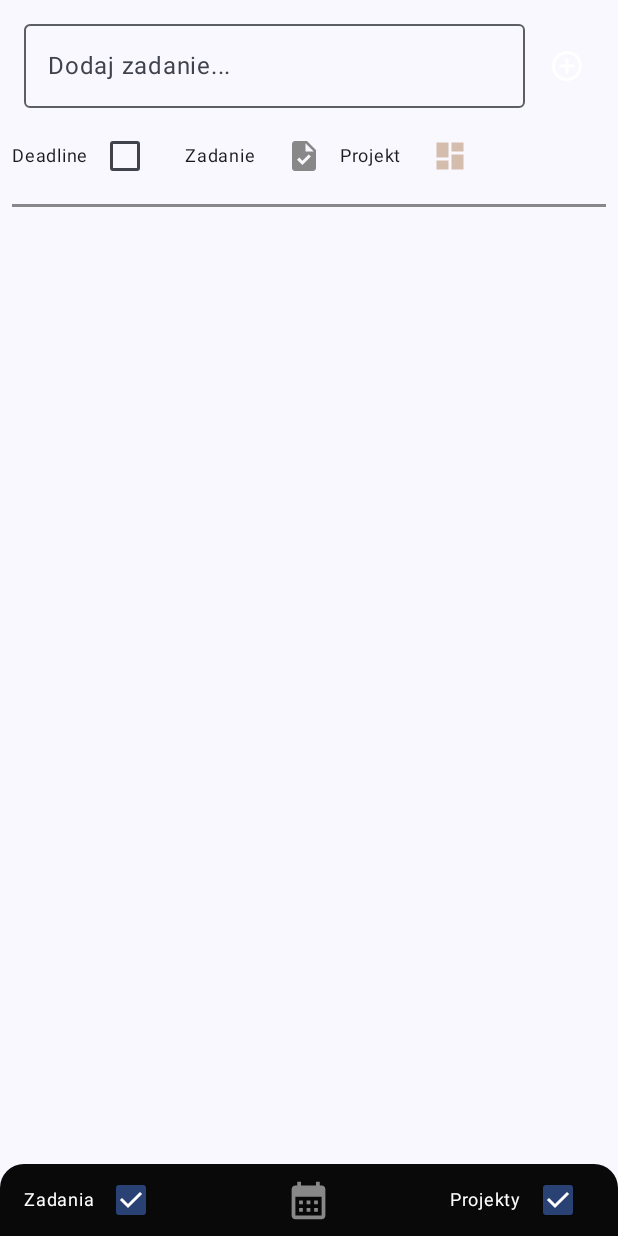
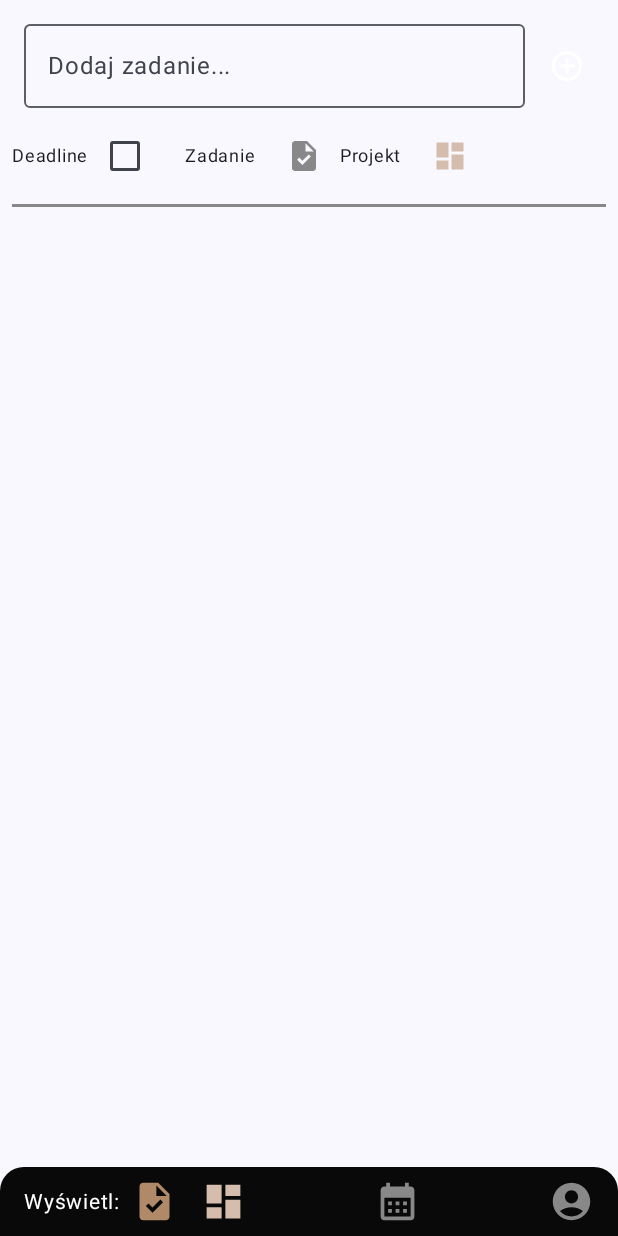
Before and after one commit to Radzio310/2DoApp, an Android app built with Jetpack Compose: the screen it shows after launch (MainActivity), after a tap on "Task", on a phone screen of 412 x 824 dp. Run offline under Robolectric (Android 15) with nearby library versions, the phone set to English and light mode, and no system bars; our stand-ins replace livedata-compose; 1 statement that could not run was skipped.

Commit message:
dolny pasek design

```diff
--- a/app/src/main/java/com/example/todoapp2/ToDoListPage.kt
+++ b/app/src/main/java/com/example/todoapp2/ToDoListPage.kt
@@ -303,54 +303,12 @@ fun TodoListPage(viewModel: TodoViewModel, context: Context) {
 
         Spacer(modifier = Modifier.weight(1f)) // Wypełnia całą przestrzeń do dołu
 
-        // Dolny pasek z checkboxami
-        Box(
-            modifier = Modifier
-                .fillMaxWidth()
-                .padding(0.dp)
-        ) {
-            Row(
-                modifier = Modifier
-                    .fillMaxWidth()
-                    .padding(0.dp)
-                    .clip(RoundedCornerShape(topStart = 16.dp, topEnd = 16.dp)) // Zagięte górne rogi
-                    .background(Color(0xFF090909)),
-                horizontalArrangement = Arrangement.SpaceBetween,
-                verticalAlignment = Alignment.CenterVertically
-            ) {
-                // Zadania checkbox z marginesem
-                Row(
-                    modifier = Modifier.padding(start = 16.dp), // Dodaj margines od lewej
-                    verticalAlignment = Alignment.CenterVertically
-                ) {
-                    Text(text = "Zadania", fontSize = 12.sp, color = Color.White)
-                    Checkbox(
-                        checked = showTasks,
-                        onCheckedChange = { showTasks = it }
-                    )
-                }
-
-                // Kalendarz w centrum
-                Icon(
-                    painter = painterResource(id = R.drawable.ic_calendar_view), // Zmien na odpowiednią ikonę kalendarza
-                    contentDescription = "Calendar Icon",
-                    tint = Color.Gray,
-                    modifier = Modifier.size(30.dp) // Możesz dostosować rozmiar
-                )
-
-                // Projekty checkbox z marginesem
-                Row(
-                    modifier = Modifier.padding(end = 16.dp), // Dodaj margines od prawej
-                    verticalAlignment = Alignment.CenterVertically
-                ) {
-                    Text(text = "Projekty", fontSize = 12.sp, color = Color.White)
-                    Checkbox(
-                        checked = showProjects,
-                        onCheckedChange = { showProjects = it }
-                    )
-                }
-            }
-        }
+        CustomBottomBar(
+            showTasks = showTasks,
+            showProjects = showProjects,
+            onTasksToggle = { showTasks = !showTasks },
+            onProjectsToggle = { showProjects = !showProjects }
+        )
     }
 
     showModal?.let { project ->
@@ -402,6 +360,74 @@ fun TodoListPage(viewModel: TodoViewModel, context: Context) {
     }
 
 
+}
+
+@Composable
+fun CustomBottomBar(
+    showTasks: Boolean,
+    showProjects: Boolean,
+    onTasksToggle: () -> Unit,
+    onProjectsToggle: () -> Unit
+) {
+    Row(
+        modifier = Modifier
+            .fillMaxWidth()
+            .clip(RoundedCornerShape(topStart = 16.dp, topEnd = 16.dp)) // Zaokrąglenie górnych rogów
+            .background(Color(0xFF090909)) // Kolor tła
+            .padding(horizontal = 16.dp, vertical = 8.dp),
+        horizontalArrangement = Arrangement.SpaceBetween,
+        verticalAlignment = Alignment.CenterVertically
+    ) {
+        // Lewa część z "Wyświetl: " i ikonami zadań/projektów
+        Row(verticalAlignment = Alignment.CenterVertically) {
+            Text(
+                text = "Wyświetl:",
+                fontSize = 14.sp,
+                color = Color.White
+            )
+
+            Spacer(modifier = Modifier.width(8.dp))
+
+            // Ikona zadania
+            Icon(
+                painter = painterResource(id = R.drawable.ic_task),
+                contentDescription = "Zadania",
+                modifier = Modifier
+                    .size(30.dp)
+                    .clickable { onTasksToggle() },
+                tint = if (showTasks) Color(0xFFb08968) else Color.Gray
+            )
+
+            Spacer(modifier = Modifier.width(16.dp))
+
+            // Ikona projektu
+            Icon(
+                painter = painterResource(id = R.drawable.ic_project),
+                contentDescription = "Projekty",
+                modifier = Modifier
+                    .size(30.dp)
+                    .clickable { onProjectsToggle() },
+                tint = if (showProjects) Color(0xFFD5BDAD) else Color.Gray
+            )
+        }
+
+        // Środkowa część z ikoną kalendarza
+        Icon(
+            painter = painterResource(id = R.drawable.ic_calendar_view),
+            contentDescription = "Kalendarz",
+            modifier = Modifier.size(30.dp),
+            tint = Color.Gray
+        )
+
+        // Prawa część z ikoną użytkownika
+        Icon(
+            painter = painterResource(id = R.drawable.ic_user),
+            contentDescription = "Użytkownik",
+            modifier = Modifier
+                .size(30.dp),
+            tint = Color.Gray // Na razie wyszarzona i nieaktywna
+        )
+    }
 }
 
 @Composable
--- /dev/null
+++ b/app/src/main/res/drawable/ic_user.xml
@@ -0,0 +1,5 @@
+<vector xmlns:android="http://schemas.android.com/apk/res/android" android:height="24dp" android:tint="#FFFFFF" android:viewportHeight="24" android:viewportWidth="24" android:width="24dp">
+
+    <path android:fillColor="@android:color/white" android:pathData="M12,2C6.48,2 2,6.48 2,12s4.48,10 10,10s10,-4.48 10,-10S17.52,2 12,2zM12,6c1.93,0 3.5,1.57 3.5,3.5S13.93,13 12,13s-3.5,-1.57 -3.5,-3.5S10.07,6 12,6zM12,20c-2.03,0 -4.43,-0.82 -6.14,-2.88C7.55,15.8 9.68,15 12,15s4.45,0.8 6.14,2.12C16.43,19.18 14.03,20 12,20z"/>
+
+</vector>
```
